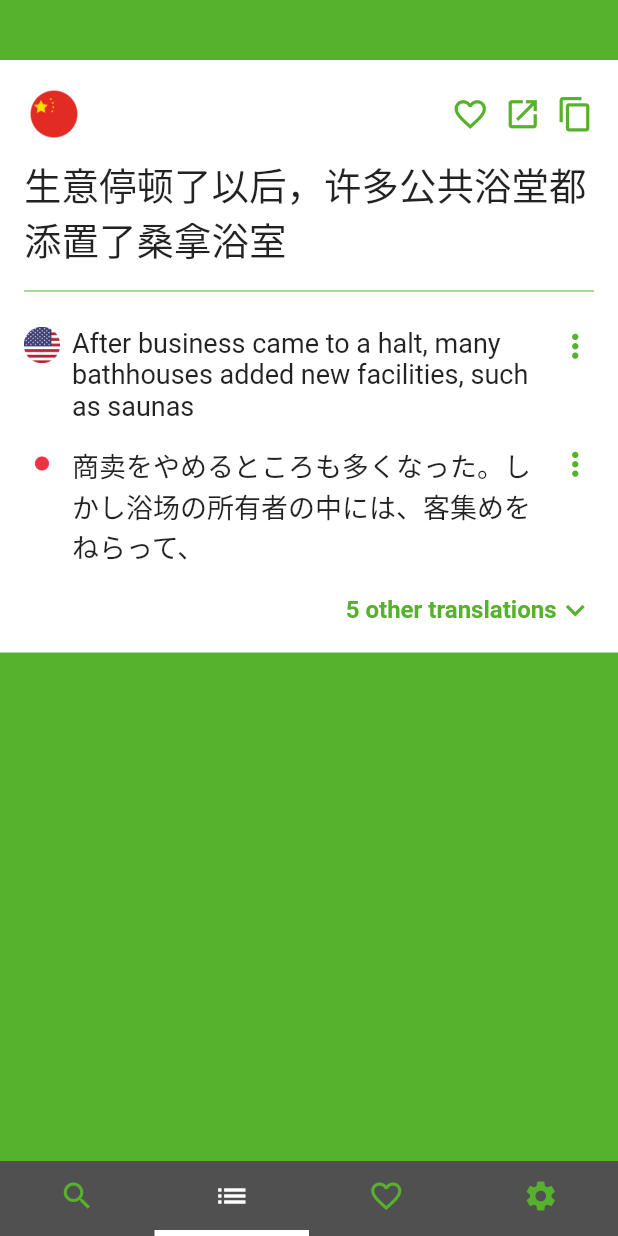
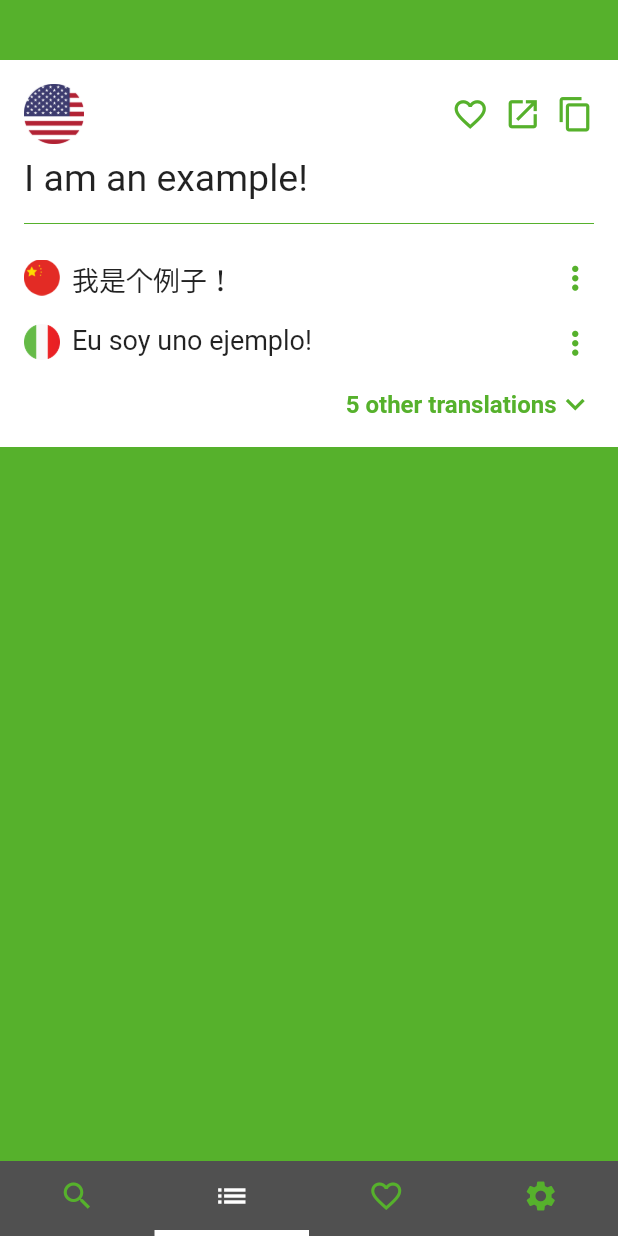
Before and after one commit to Tatoeba/TatoebaViewer, a Flutter app: the screen it shows after launch, item 2 of the bottom bar chosen, on a phone screen of 412 x 824 dp. Run offline on Flutter 3.47's test engine with Material 2 defaults, Android fonts, the phone set to English and light mode, and no system bars; our stand-ins replace flutter_svg; missing offline and left inert: clipboard_manager.

Commit message:
Sentence wip

```diff
--- a/lib/elements/EmptyState.dart
+++ b/lib/elements/EmptyState.dart
@@ -1,4 +1,6 @@
 import 'package:flutter/material.dart';
+
+import '../main.dart';
 
 class EmptyState extends StatelessWidget {
 
@@ -33,7 +35,9 @@ class EmptyState extends StatelessWidget {
           padding: EdgeInsets.only(top: 16),
           child: RaisedButton(
             child: Text('Search some sentences'),
-            onPressed: () {},
+            onPressed: () {
+              TatoebaViewer.homePageKey.currentState.tabController.animateTo(0);
+            },
           ),
         )
       ],
--- a/lib/elements/Sentence.dart
+++ b/lib/elements/Sentence.dart
@@ -1,59 +1,169 @@
 import 'package:flutter/material.dart';
+import 'package:clipboard_manager/clipboard_manager.dart';
+import 'package:mobile/serializers/SentenceSerializer.dart';
 
 const GREEN = Color(0xFF56B12C);
 const GRAY = Color(0xFF505050);
 
 class Sentence extends StatelessWidget {
+
+  int id;
+  String text;
+  String language;
+  String author;
+  List<SentenceSerializer> translations;
+
+
+  Sentence(SentenceSerializer sentence) {
+    id = sentence.id;
+    text = sentence.text;
+    language = sentence.language;
+    author = sentence.author;
+    translations = sentence.translations;
+  }
+
+//  {
+//    "id": 111,
+//    "text": "I am an example",
+//    "language": "eng",
+//    "author": "quielin",
+//    "audio": true,
+//    "translations": []
+//  }
+
   @override
   Widget build(BuildContext context) {
     return Container(
       color: Colors.white,
       padding: EdgeInsets.symmetric(vertical: 16, horizontal: 16),
       child: Column(
+        crossAxisAlignment: CrossAxisAlignment.start,
         children: [
           Row(
             children: [
-              Image.asset('img/zhi.png', width: 40, height: 40,),
-    Expanded(child: SizedBox(height: 10,)),
-              Icon(Icons.favorite_border, color: GREEN, size: 25,),
-              SizedBox(width: 10,),
-              Icon(Icons.open_in_new, color: GREEN, size: 25,),
-              SizedBox(width: 10,),
-              Icon(Icons.content_copy, color: GREEN, size: 25,),
+              Image.asset(
+                'img/$language.png',
+                width: 40,
+                height: 40,
+              ),
+              Expanded(
+                child: SizedBox(
+                  height: 10,
+                ),
+              ),
+              Icon(
+                Icons.favorite_border,
+                color: GREEN,
+                size: 25,
+              ),
+              SizedBox(
+                width: 10,
+              ),
+              Icon(
+                Icons.open_in_new,
+                color: GREEN,
+                size: 25,
+              ),
+              SizedBox(
+                width: 10,
+              ),
+              Icon(
+                Icons.content_copy,
+                color: GREEN,
+                size: 25,
+              ),
             ],
           ),
           Padding(
             padding: const EdgeInsets.only(bottom: 8, top: 8),
-            child: Text('生意停顿了以后，许多公共浴堂都添置了桑拿浴室', style: TextStyle(fontSize: 25),),
+            child: Expanded(
+              child: Text(
+                text,
+                textAlign: TextAlign.left,
+                style: TextStyle(fontSize: 25),
+              ),
+            ),
           ),
           Divider(
             color: GREEN,
           ),
-          Padding(
-            padding: EdgeInsets.only(top: 16),
-            child: Row(children: [
-              Image.asset('img/eng.png', width: 24, height: 24,),
-              SizedBox(width: 8,),
-              Expanded(child: Text('After business came to a halt, many bathhouses added new facilities, such as saunas', style: TextStyle(fontSize: 18),)),
-              Icon(Icons.more_vert, color: GREEN, size: 25,)
-            ], crossAxisAlignment: CrossAxisAlignment.start,),
+          ] + translations.map((translation) => Padding(
+          padding: EdgeInsets.only(top: 16),
+          child: Row(
+            children: [
+              Image.asset(
+                'img/${translation.language}.png',
+                width: 24,
+                height: 24,
+              ),
+              SizedBox(
+                width: 8,
+              ),
+              Expanded(
+                  child: Text(
+                    translation.text,
+                    style: TextStyle(fontSize: 18),
+                  )),
+              PopupMenuButton<String>(
+                  onSelected: (choice) {
+                    print(choice);
+                  },
+                  child: Icon(
+                    Icons.more_vert,
+                    color: GREEN,
+                    size: 25,
+                  ),
+                  itemBuilder: (BuildContext context) => [
+                    PopupMenuItem(
+                      value: 'copy',
+                      child: ListTile(
+                        leading: Icon(
+                          Icons.content_copy,
+                          color: GREEN,
+                          size: 25,
+                        ),
+                        title: Text(
+                          'Copy',
+                          style: TextStyle(
+                              color: GREEN, fontWeight: FontWeight.bold),
+                        ),
+                      ),
+                    ),
+                    PopupMenuItem(
+                      value: 'open',
+                      child: ListTile(
+                        leading: Icon(
+                          Icons.open_in_new,
+                          color: GREEN,
+                          size: 25,
+                        ),
+                        title: Text(
+                          'Open',
+                          style: TextStyle(
+                              color: GREEN, fontWeight: FontWeight.bold),
+                        ),
+                      ),
+                    )
+                  ])
+            ],
+            crossAxisAlignment: CrossAxisAlignment.start,
           ),
-          Padding(
-            padding: EdgeInsets.only(top: 16),
-            child: Row(children: [
-              Image.asset('img/jap.png', width: 24, height: 24,),
-              SizedBox(width: 8,),
-              Expanded(child: Text('商卖をやめるところも多くなった。しかし浴场の所有者の中には、客集めをねらって、', style: TextStyle(fontSize: 18),)),
-              Icon(Icons.more_vert, color: GREEN, size: 25,)
-            ], crossAxisAlignment: CrossAxisAlignment.start,),
-          ),
+        ),).toList() + [
           Padding(
             padding: EdgeInsets.only(top: 16),
             child: Row(
               mainAxisAlignment: MainAxisAlignment.end,
               children: [
-                Text('5 other translations', style: TextStyle(color: GREEN, fontWeight: FontWeight.bold, fontSize: 16),),
-                Icon(Icons.keyboard_arrow_down, color: GREEN, size: 25,),
+                Text(
+                  '5 other translations',
+                  style: TextStyle(
+                      color: GREEN, fontWeight: FontWeight.bold, fontSize: 16),
+                ),
+                Icon(
+                  Icons.keyboard_arrow_down,
+                  color: GREEN,
+                  size: 25,
+                ),
               ],
             ),
           )
--- a/lib/main.dart
+++ b/lib/main.dart
@@ -15,6 +15,9 @@ const GREEN = Color(0xFF56B12C);
 const GRAY = Color(0xFF505050);
 
 class TatoebaViewer extends StatelessWidget {
+
+  static final homePageKey = new GlobalKey<_HomePageState>();
+
   @override
   Widget build(BuildContext context) {
     return MaterialApp(
@@ -33,21 +36,44 @@ class TatoebaViewer extends StatelessWidget {
           primarySwatch: Colors.green,
 //          primaryColor: Colors.red
       ),
-      home: HomePage(),
+      home: HomePage(
+        key: homePageKey
+      ),
     );
   }
 }
 
-class HomePage extends StatelessWidget {
+class HomePage extends StatefulWidget {
+
+  const HomePage({Key key}) : super(key: key);
+
+  @override
+  _HomePageState createState() => _HomePageState();
+}
+
+class _HomePageState extends State<HomePage> with SingleTickerProviderStateMixin {
+
+  TabController tabController;
+
+  @override
+  void initState() {
+    super.initState();
+    tabController = new TabController(vsync: this, length: 4);
+  }
+
+  @override
+  void dispose() {
+    tabController.dispose();
+    super.dispose();
+  }
+
   @override
   Widget build(BuildContext context) {
-    return DefaultTabController(
-      // The number of tabs / content sections to display.
-      length: 4,
-      child: Scaffold(
+    return Scaffold(
       bottomNavigationBar: Container(
           color: Color(0xFF505050),
           child: new TabBar(
+            controller: tabController,
             tabs: [
               Tab(
                 icon: new Icon(Icons.search),
@@ -69,13 +95,13 @@ class HomePage extends StatelessWidget {
             indicatorColor: Colors.white,
           )),
       body: TabBarView(
+        controller: tabController,
         children: [
           Search(),
           Results(),
           Favorites(),
           Settings(),
         ],
-        ),
       ),
     );
   }
--- /dev/null
+++ b/lib/serializers/SentenceSerializer.dart
@@ -0,0 +1,27 @@
+class SentenceSerializer {
+
+  final int id;
+  final String text;
+  final String author;
+  final String language;
+  final List<SentenceSerializer> translations;
+
+  SentenceSerializer({this.id, this.author, this.text, this.language, this.translations});
+
+  factory SentenceSerializer.fromJson(Map<String, dynamic> json) {
+    List<SentenceSerializer> localTranslations = [];
+    if (json.containsKey('translations')) {
+      List<dynamic> translations2Serialize = json['translations'];
+      translations2Serialize.forEach((translation2Serialize) {
+        localTranslations.add(SentenceSerializer.fromJson(translation2Serialize));
+      });
+    }
+    return SentenceSerializer(
+      id: json['id'],
+      text: json['text'],
+      author: json['user'],
+      language: json['language'],
+      translations: localTranslations,
+    );
+  }
+}
--- a/lib/tabs/Results.dart
+++ b/lib/tabs/Results.dart
@@ -1,5 +1,8 @@
+import 'dart:convert';
+
 import 'package:flutter/material.dart';
 import 'package:mobile/elements/Sentence.dart';
+import 'package:mobile/serializers/SentenceSerializer.dart';
 import '../elements/EmptyState.dart';
 import '../elements/Sentence.dart';
 
@@ -16,11 +19,13 @@ class Results extends StatelessWidget {
       child: SafeArea(
         child: Column(
           children: [
-            Sentence(),
+            Sentence(SentenceSerializer.fromJson(json.decode(jSON))),
           ],
         )
         //EmptyState(title: 'Search something', subtitle: 'In this section the searched sentences will appear', iconName: Icons.list),
       ),
     );
   }
+
+  String jSON = '{"id": 1, "text": "I am an example!", "language": "eng", "author": "Quielin", "translations": [{"id": 2, "text": "我是个例子！", "language": "zhi", "author": "Aday"}, {"id": 3, "text": "Eu soy uno ejemplo!", "language": "ita", "author": "Trang"}]}';
 }
--- a/pubspec.yaml
+++ b/pubspec.yaml
@@ -20,6 +20,9 @@ dependencies:
   flutter:
     sdk: flutter
   flutter_svg: ^0.18.0
+  http: ^0.12.1
+  rxdart: ^0.24.1
+  clipboard_manager: ^0.0.4
 
 
   # The following adds the Cupertino Icons font to your application.
```
Also changed, not shown: lib/tabs/Search.dart (+60 -3 lines), img/zhi.png, lib/State.dart (added), pubspec.lock. Lines whose indentation alone changed are shown as unchanged.
